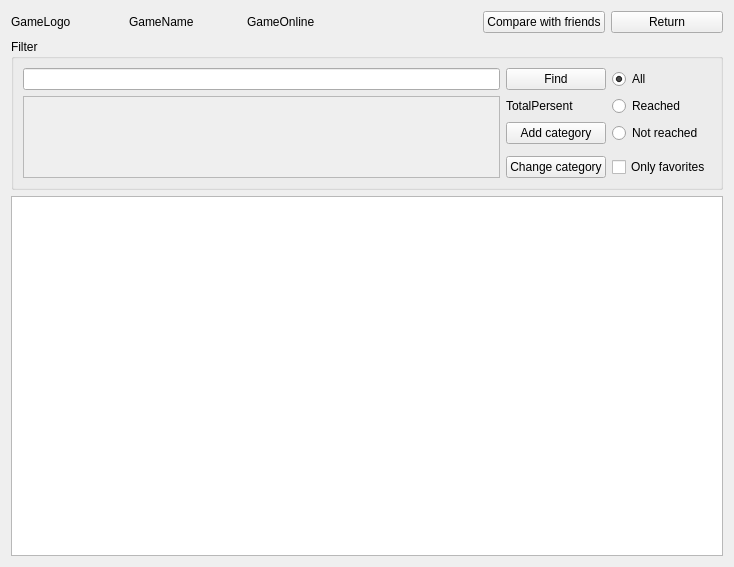
Above: AraSteamManager/formachievements.ui from Arankir/AraSteamManager before the change. Below: the same form after it.
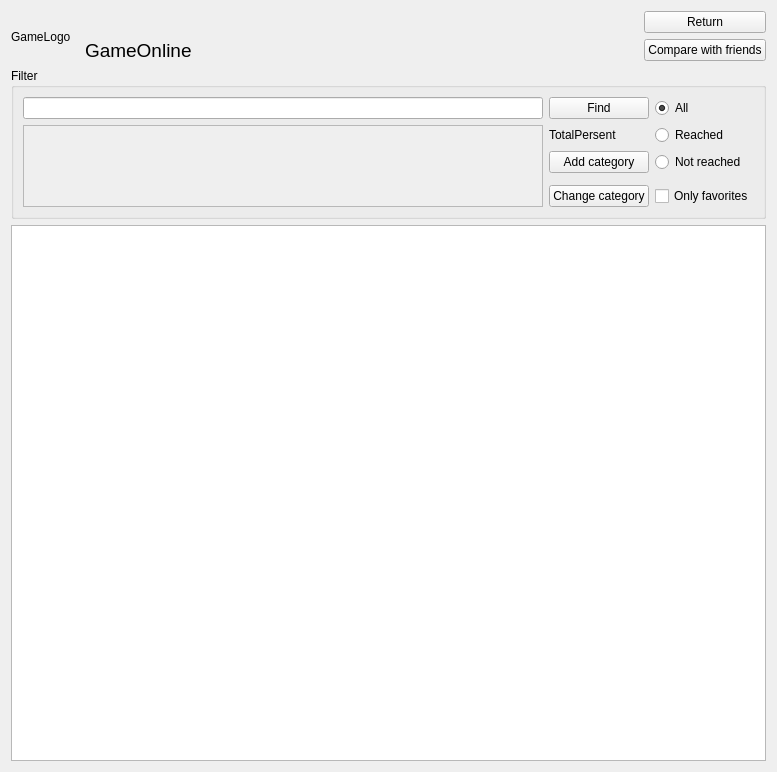
That is the form after the change.

What changed in the file:
```diff
--- a/AraSteamManager/formachievements.ui
+++ b/AraSteamManager/formachievements.ui
@@ -6,18 +6,25 @@
    <rect>
     <x>0</x>
     <y>0</y>
-    <width>734</width>
-    <height>567</height>
+    <width>777</width>
+    <height>772</height>
    </rect>
   </property>
   <property name="windowTitle">
    <string>Form</string>
   </property>
   <layout class="QGridLayout" name="gridLayout_2">
-   <item row="5" column="0" colspan="6">
+   <item row="6" column="0" colspan="9">
     <widget class="QTableWidget" name="FormAchievementsTableWidgetAchievements"/>
    </item>
-   <item row="1" column="0" rowspan="2" colspan="6">
+   <item row="0" column="8">
+    <widget class="QPushButton" name="FormAchievementsButtonReturn">
+     <property name="text">
+      <string>Return</string>
+     </property>
+    </widget>
+   </item>
+   <item row="2" column="0" rowspan="2" colspan="9">
     <widget class="QGroupBox" name="FormAchievementsGroupBoxFilter">
      <property name="title">
       <string>Filter</string>
@@ -74,7 +81,7 @@
           <rect>
            <x>0</x>
            <y>0</y>
-           <width>494</width>
+           <width>537</width>
            <height>71</height>
           </rect>
          </property>
@@ -105,41 +112,32 @@
      </layout>
     </widget>
    </item>
-   <item row="0" column="2">
-    <widget class="QLabel" name="FormAchievementsLabelGameOnline">
-     <property name="text">
-      <string>GameOnline</string>
-     </property>
-    </widget>
-   </item>
-   <item row="0" column="4">
+   <item row="1" column="8">
     <widget class="QPushButton" name="FormAchievementsButtonCompare">
      <property name="text">
       <string>Compare with friends</string>
      </property>
     </widget>
    </item>
-   <item row="0" column="0">
+   <item row="1" column="1">
+    <widget class="QLabel" name="FormAchievementsLabelGameOnline">
+     <property name="font">
+      <font>
+       <pointsize>14</pointsize>
+      </font>
+     </property>
+     <property name="text">
+      <string>GameOnline</string>
+     </property>
+    </widget>
+   </item>
+   <item row="0" column="0" rowspan="2">
     <widget class="QLabel" name="FormAchievementsLabelGameLogo">
      <property name="text">
       <string>GameLogo</string>
      </property>
     </widget>
    </item>
-   <item row="0" column="5">
-    <widget class="QPushButton" name="FormAchievementsButtonReturn">
-     <property name="text">
-      <string>Return</string>
-     </property>
-    </widget>
-   </item>
-   <item row="0" column="1">
-    <widget class="QLabel" name="FormAchievementsLabelGameName">
-     <property name="text">
-      <string>GameName</string>
-     </property>
-    </widget>
-   </item>
   </layout>
  </widget>
  <resources/>
```
